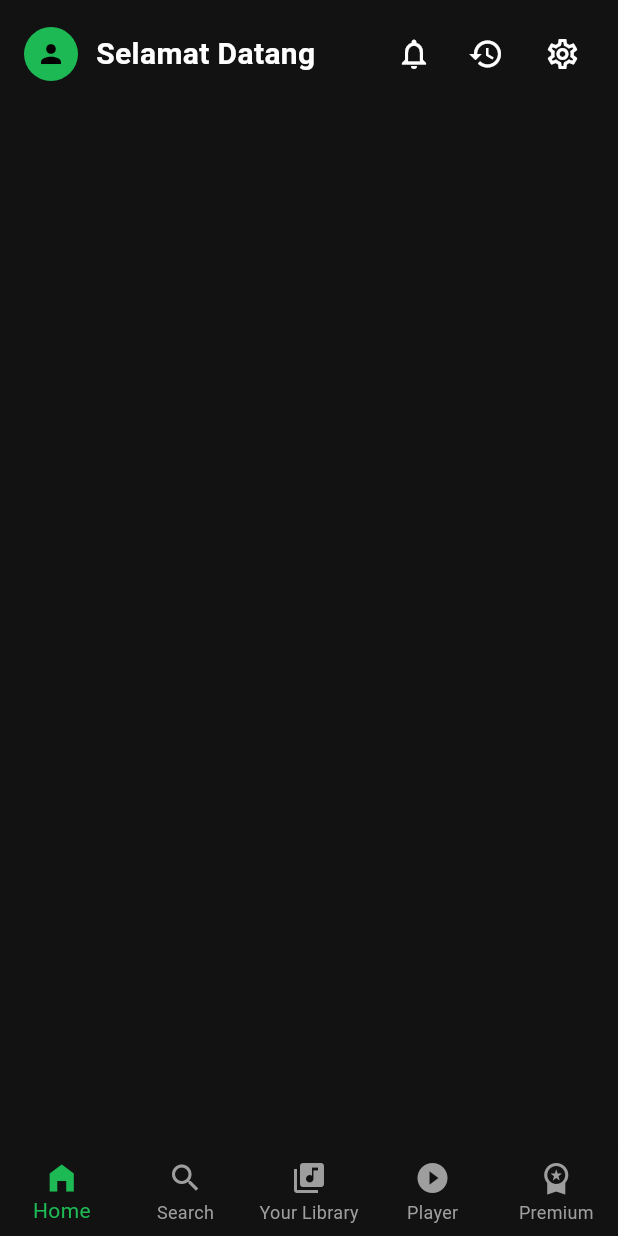
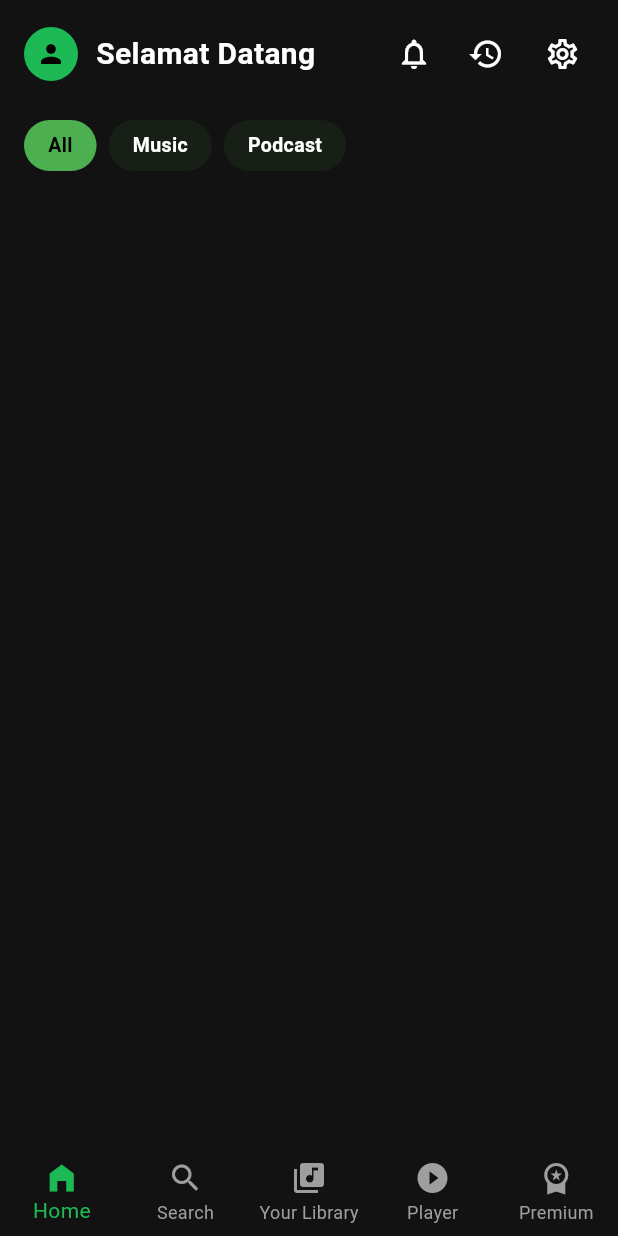
Before and after one commit to Josephineasn/Project-Mobile-Programming-UTS_Kelompok2, a Flutter app: the screen it shows after launch, on a phone screen of 412 x 824 dp. Run offline on Flutter 3.47's test engine with Material 3 defaults, Android fonts, the phone set to English and light mode, and no system bars.

Commit message:
feat: buat widget filter kategori di home screen

```diff
--- a/lib/screens/home_screen.dart
+++ b/lib/screens/home_screen.dart
@@ -1,6 +1,7 @@
 import 'package:flutter/material.dart';
 import '../core/app_colors.dart';
 import '../widgets/home/header_greeting.dart';
+import '../widgets/home/category_filter.dart';
 
 class HomeScreen extends StatelessWidget {
 const HomeScreen({super.key});
@@ -10,13 +11,22 @@ const HomeScreen({super.key});
     return Scaffold(
         backgroundColor: AppColors.background,
         body: SafeArea(
-        child: Column(
-        crossAxisAlignment: CrossAxisAlignment.start,
-        children: const [
-            HeaderGreetingWidget(salam: 'Selamat Datang'),
-        ],
-        ),
-        ),
+        child: SingleChildScrollView(
+          child: Column(
+            crossAxisAlignment: CrossAxisAlignment.start,
+            children: [
+              const HeaderGreetingWidget(salam: 'Selamat Datang'),
+              const SizedBox(height: 8),
+              CategoryFilter(
+                onSelected: (category) {
+
+                },
+              ),
+              const SizedBox(height: 16),
+            ],
+            ),
+          ),
+        )
     );
     }
 }
--- /dev/null
+++ b/lib/widgets/home/category_filter.dart
@@ -0,0 +1,57 @@
+import 'package:flutter/material.dart';
+
+class CategoryFilter extends StatefulWidget {
+  final ValueChanged<String>? onSelected;
+
+  const CategoryFilter({super.key, this.onSelected});
+
+  @override
+  State<CategoryFilter> createState() => _CategoryFilterState();
+}
+
+class _CategoryFilterState extends State<CategoryFilter> {
+  int _selectedIndex = 0;
+  final List<String> _categories = const ['All', 'Music', 'Podcast'];
+
+  @override
+  Widget build(BuildContext context) {
+    return SizedBox(
+      height: 34,
+      child: ListView.separated(
+        scrollDirection: Axis.horizontal,
+        padding: const EdgeInsets.symmetric(horizontal: 16.0),
+        itemCount: _categories.length,
+        separatorBuilder: (context, index) => const SizedBox(width: 8),
+        itemBuilder: (context, index) {
+          final isSelected = _selectedIndex == index;
+          return GestureDetector(
+            onTap: () {
+              setState(() {
+                _selectedIndex = index;
+              });
+              widget.onSelected?.call(_categories[index]);
+            },
+            child: AnimatedContainer(
+              duration: const Duration(milliseconds: 200),
+              padding: const EdgeInsets.symmetric(horizontal: 16),
+              alignment: Alignment.center,
+              decoration: BoxDecoration(
+                color: isSelected ? Colors.green: Colors.green.withValues(alpha: 0.08),
+                borderRadius: BorderRadius.circular(20),
+              ),
+              child: Text(
+                _categories[index],
+                style: TextStyle(
+                  color: isSelected ? Colors.black : Colors.white,
+                  fontWeight: FontWeight.w600,
+                  fontSize: 13,
+                ),
+              ),
+            ),
+          );
+        },
+      ),
+    );
+  }
+
+}
```
